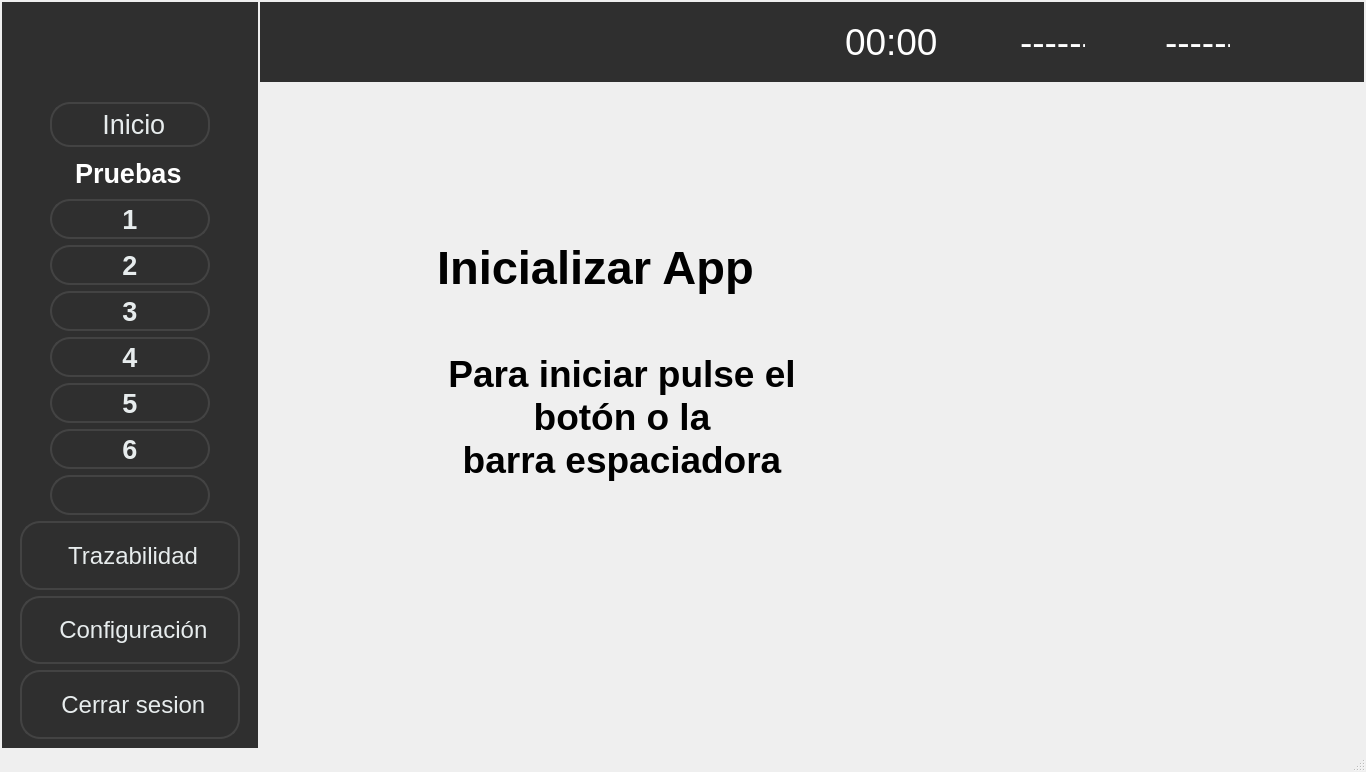
Old version of the form ui/Application.ui in the repository Patryckx/Nidec-tester.
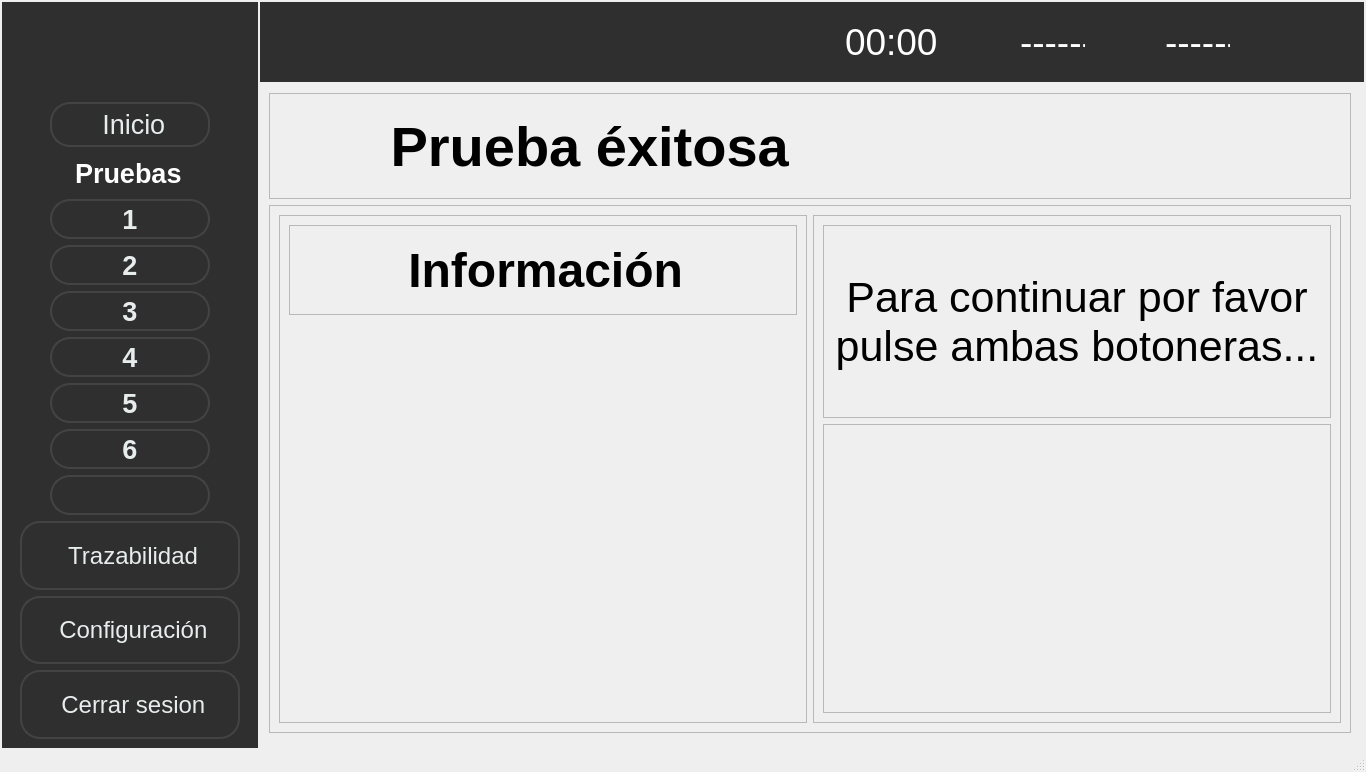
New version of the form. The open tabs and pages were chosen to show the change. Icons and pictures are not drawn.

The edit to the form file:
```diff
--- a/ui/Application.ui
+++ b/ui/Application.ui
@@ -10795,6 +10795,313 @@
         </item>
        </layout>
       </widget>
+      <widget class="QWidget" name="page_20">
+       <layout class="QVBoxLayout" name="verticalLayout_39" stretch="1,5">
+        <item>
+         <widget class="QFrame" name="frame_8">
+          <property name="frameShape">
+           <enum>QFrame::StyledPanel</enum>
+          </property>
+          <property name="frameShadow">
+           <enum>QFrame::Raised</enum>
+          </property>
+          <layout class="QHBoxLayout" name="horizontalLayout_140">
+           <item>
+            <widget class="QLabel" name="label_55">
+             <property name="sizePolicy">
+              <sizepolicy hsizetype="Ignored" vsizetype="Ignored">
+               <horstretch>0</horstretch>
+               <verstretch>0</verstretch>
+              </sizepolicy>
+             </property>
+             <property name="minimumSize">
+              <size>
+               <width>70</width>
+               <height>70</height>
+              </size>
+             </property>
+             <property name="maximumSize">
+              <size>
+               <width>90</width>
+               <height>90</height>
+              </size>
+             </property>
+             <property name="text">
+              <string/>
+             </property>
+             <property name="pixmap">
+              <pixmap resource="../resources/resources.qrc">:/resources/correcto.png</pixmap>
+             </property>
+             <property name="scaledContents">
+              <bool>true</bool>
+             </property>
+            </widget>
+           </item>
+           <item>
+            <widget class="QLabel" name="label_91">
+             <property name="font">
+              <font>
+               <family>MS Shell Dlg 2</family>
+               <pointsize>42</pointsize>
+               <weight>75</weight>
+               <bold>true</bold>
+              </font>
+             </property>
+             <property name="text">
+              <string> Prueba éxitosa</string>
+             </property>
+            </widget>
+           </item>
+          </layout>
+         </widget>
+        </item>
+        <item>
+         <widget class="QFrame" name="frame_9">
+          <property name="sizePolicy">
+           <sizepolicy hsizetype="Ignored" vsizetype="Ignored">
+            <horstretch>0</horstretch>
+            <verstretch>0</verstretch>
+           </sizepolicy>
+          </property>
+          <property name="frameShape">
+           <enum>QFrame::StyledPanel</enum>
+          </property>
+          <property name="frameShadow">
+           <enum>QFrame::Raised</enum>
+          </property>
+          <layout class="QHBoxLayout" name="horizontalLayout_147" stretch="1,1">
+           <item>
+            <widget class="QFrame" name="frame_10">
+             <property name="sizePolicy">
+              <sizepolicy hsizetype="Ignored" vsizetype="Ignored">
+               <horstretch>0</horstretch>
+               <verstretch>0</verstretch>
+              </sizepolicy>
+             </property>
+             <property name="frameShape">
+              <enum>QFrame::StyledPanel</enum>
+             </property>
+             <property name="frameShadow">
+              <enum>QFrame::Raised</enum>
+             </property>
+             <layout class="QVBoxLayout" name="verticalLayout_37" stretch="1,5">
+              <item>
+               <widget class="QFrame" name="frame_11">
+                <property name="frameShape">
+                 <enum>QFrame::StyledPanel</enum>
+                </property>
+                <property name="frameShadow">
+                 <enum>QFrame::Raised</enum>
+                </property>
+                <layout class="QHBoxLayout" name="horizontalLayout_148">
+                 <item>
+                  <widget class="QLabel" name="label_93">
+                   <property name="sizePolicy">
+                    <sizepolicy hsizetype="Ignored" vsizetype="Ignored">
+                     <horstretch>0</horstretch>
+                     <verstretch>0</verstretch>
+                    </sizepolicy>
+                   </property>
+                   <property name="minimumSize">
+                    <size>
+                     <width>70</width>
+                     <height>70</height>
+                    </size>
+                   </property>
+                   <property name="maximumSize">
+                    <size>
+                     <width>90</width>
+                     <height>90</height>
+                    </size>
+                   </property>
+                   <property name="text">
+                    <string/>
+                   </property>
+                   <property name="pixmap">
+                    <pixmap resource="../resources/resources.qrc">:/resources/informacion.png</pixmap>
+                   </property>
+                   <property name="scaledContents">
+                    <bool>true</bool>
+                   </property>
+                  </widget>
+                 </item>
+                 <item>
+                  <widget class="QLabel" name="label_94">
+                   <property name="font">
+                    <font>
+                     <pointsize>36</pointsize>
+                     <weight>75</weight>
+                     <bold>true</bold>
+                    </font>
+                   </property>
+                   <property name="text">
+                    <string> Información</string>
+                   </property>
+                  </widget>
+                 </item>
+                </layout>
+               </widget>
+              </item>
+              <item>
+               <widget class="QWidget" name="widget_3" native="true">
+                <property name="sizePolicy">
+                 <sizepolicy hsizetype="Ignored" vsizetype="Ignored">
+                  <horstretch>0</horstretch>
+                  <verstretch>0</verstretch>
+                 </sizepolicy>
+                </property>
+                <layout class="QGridLayout" name="gridLayout_23">
+                 <property name="leftMargin">
+                  <number>0</number>
+                 </property>
+                 <property name="topMargin">
+                  <number>0</number>
+                 </property>
+                 <property name="rightMargin">
+                  <number>0</number>
+                 </property>
+                 <property name="bottomMargin">
+                  <number>0</number>
+                 </property>
+                 <property name="spacing">
+                  <number>0</number>
+                 </property>
+                 <item row="0" column="0">
+                  <widget class="QStackedWidget" name="stackedWidget_failed_test_2">
+                   <property name="currentIndex">
+                    <number>1</number>
+                   </property>
+                   <widget class="QWidget" name="page_21"/>
+                   <widget class="QWidget" name="page_22">
+                    <layout class="QGridLayout" name="gridLayout_24">
+                     <property name="leftMargin">
+                      <number>0</number>
+                     </property>
+                     <property name="topMargin">
+                      <number>0</number>
+                     </property>
+                     <property name="rightMargin">
+                      <number>0</number>
+                     </property>
+                     <property name="bottomMargin">
+                      <number>0</number>
+                     </property>
+                     <property name="spacing">
+                      <number>0</number>
+                     </property>
+                     <item row="0" column="0">
+                      <widget class="QLabel" name="label_95">
+                       <property name="text">
+                        <string/>
+                       </property>
+                       <property name="pixmap">
+                        <pixmap resource="../resources/resources.qrc">:/resources/sucess_prueba.png</pixmap>
+                       </property>
+                       <property name="scaledContents">
+                        <bool>true</bool>
+                       </property>
+                      </widget>
+                     </item>
+                    </layout>
+                   </widget>
+                  </widget>
+                 </item>
+                </layout>
+               </widget>
+              </item>
+             </layout>
+            </widget>
+           </item>
+           <item>
+            <widget class="QFrame" name="frame_12">
+             <property name="sizePolicy">
+              <sizepolicy hsizetype="Ignored" vsizetype="Ignored">
+               <horstretch>0</horstretch>
+               <verstretch>0</verstretch>
+              </sizepolicy>
+             </property>
+             <property name="frameShape">
+              <enum>QFrame::StyledPanel</enum>
+             </property>
+             <property name="frameShadow">
+              <enum>QFrame::Raised</enum>
+             </property>
+             <layout class="QVBoxLayout" name="verticalLayout_38" stretch="2,3">
+              <item>
+               <widget class="QFrame" name="frame_13">
+                <property name="frameShape">
+                 <enum>QFrame::StyledPanel</enum>
+                </property>
+                <property name="frameShadow">
+                 <enum>QFrame::Raised</enum>
+                </property>
+                <layout class="QGridLayout" name="gridLayout_28">
+                 <item row="0" column="0">
+                  <widget class="QLabel" name="label_99">
+                   <property name="sizePolicy">
+                    <sizepolicy hsizetype="Ignored" vsizetype="Ignored">
+                     <horstretch>0</horstretch>
+                     <verstretch>0</verstretch>
+                    </sizepolicy>
+                   </property>
+                   <property name="font">
+                    <font>
+                     <pointsize>32</pointsize>
+                     <weight>50</weight>
+                     <bold>false</bold>
+                    </font>
+                   </property>
+                   <property name="text">
+                    <string>Para continuar por favor
+pulse ambas botoneras...</string>
+                   </property>
+                   <property name="alignment">
+                    <set>Qt::AlignCenter</set>
+                   </property>
+                  </widget>
+                 </item>
+                </layout>
+               </widget>
+              </item>
+              <item>
+               <widget class="QFrame" name="frame_14">
+                <property name="frameShape">
+                 <enum>QFrame::StyledPanel</enum>
+                </property>
+                <property name="frameShadow">
+                 <enum>QFrame::Raised</enum>
+                </property>
+                <layout class="QGridLayout" name="gridLayout_29">
+                 <item row="0" column="0">
+                  <widget class="QLabel" name="label_100">
+                   <property name="sizePolicy">
+                    <sizepolicy hsizetype="Ignored" vsizetype="Ignored">
+                     <horstretch>0</horstretch>
+                     <verstretch>0</verstretch>
+                    </sizepolicy>
+                   </property>
+                   <property name="text">
+                    <string/>
+                   </property>
+                   <property name="pixmap">
+                    <pixmap resource="../resources/resources.qrc">:/resources/botoneras.png</pixmap>
+                   </property>
+                   <property name="scaledContents">
+                    <bool>true</bool>
+                   </property>
+                  </widget>
+                 </item>
+                </layout>
+               </widget>
+              </item>
+             </layout>
+            </widget>
+           </item>
+          </layout>
+         </widget>
+        </item>
+       </layout>
+      </widget>
      </widget>
     </item>
     <item row="0" column="1">
```
Left out of the diff: 23 changed lines with no effect on the pictures.
